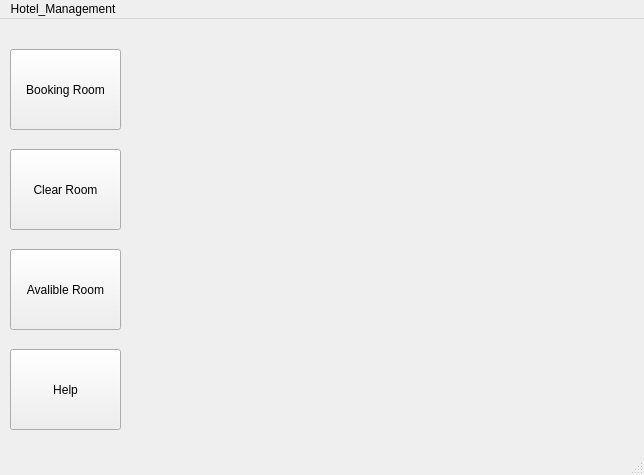
This is mainwindow.ui in Yay50210/comPo as Qt 5 draws it before an edit. The edited form follows.
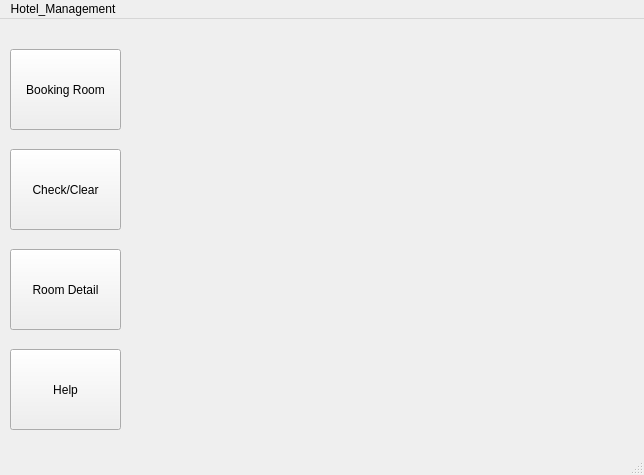
This is the edited form.

The edit to the form file:
```diff
--- a/mainwindow.ui
+++ b/mainwindow.ui
@@ -24,7 +24,7 @@
      </rect>
     </property>
     <property name="text">
-     <string>Clear Room</string>
+     <string>Check/Clear</string>
     </property>
    </widget>
    <widget class="QPushButton" name="pushButton_3">
@@ -37,7 +37,7 @@
      </rect>
     </property>
     <property name="text">
-     <string>Avalible Room</string>
+     <string>Room Detail</string>
     </property>
    </widget>
    <widget class="QPushButton" name="pushButton">
```
